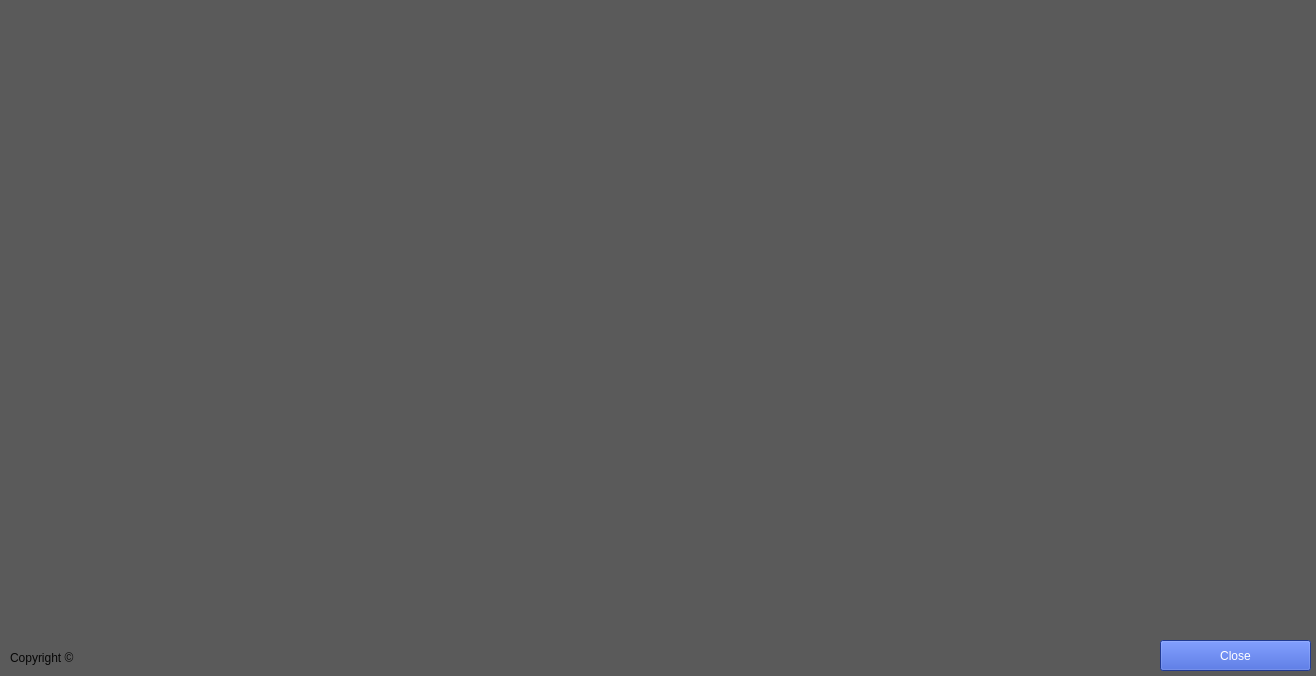
This is src/main/ui/classify_mainwindow.ui in JensUweUlrich/ReadBouncer as Qt 5 draws it before an edit. The edited form follows.
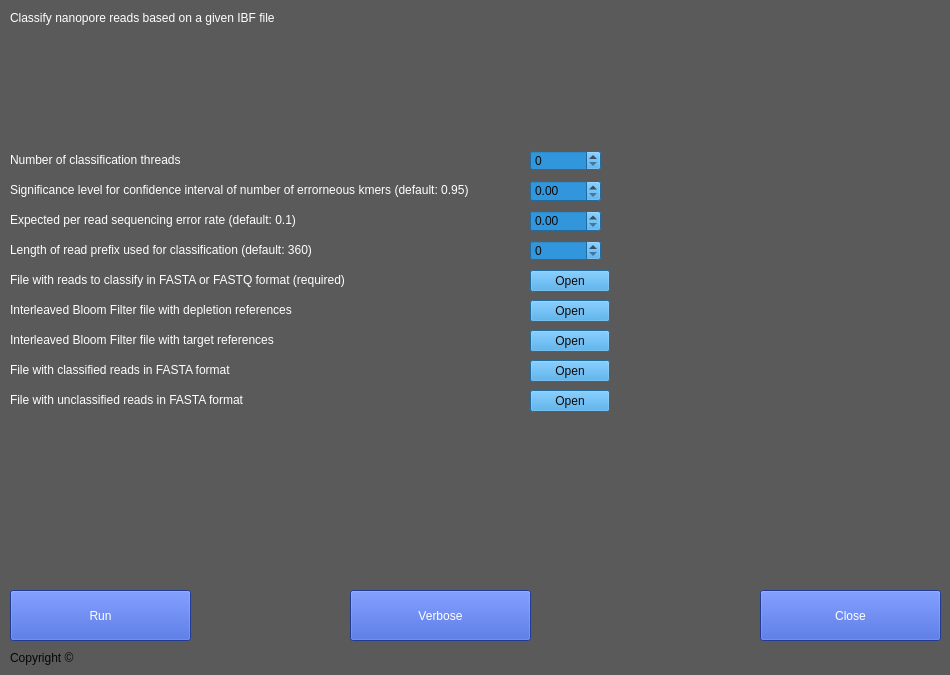
This is the edited form.

Commit message: classify window with arguments

What changed in the file:
```diff
--- a/src/main/ui/classify_mainwindow.ui
+++ b/src/main/ui/classify_mainwindow.ui
@@ -6,8 +6,8 @@
    <rect>
     <x>0</x>
     <y>0</y>
-    <width>1316</width>
-    <height>676</height>
+    <width>950</width>
+    <height>675</height>
    </rect>
   </property>
   <property name="windowTitle">
@@ -70,6 +70,382 @@
     <string>Close</string>
    </property>
   </widget>
+  <widget class="QLabel" name="label">
+   <property name="geometry">
+    <rect>
+     <x>10</x>
+     <y>10</y>
+     <width>371</width>
+     <height>16</height>
+    </rect>
+   </property>
+   <property name="styleSheet">
+    <string notr="true">font: 10pt &quot;MS Shell Dlg 2&quot;;
+color:rgb(255, 255, 255)</string>
+   </property>
+   <property name="text">
+    <string>Classify nanopore reads based on a given IBF file</string>
+   </property>
+  </widget>
+  <widget class="QPushButton" name="pushButton_3">
+   <property name="geometry">
+    <rect>
+     <x>760</x>
+     <y>590</y>
+     <width>181</width>
+     <height>51</height>
+    </rect>
+   </property>
+   <property name="styleSheet">
+    <string notr="true">background-color: rgb(46, 81, 204);
+color: rgb(255, 255, 255);
+font: 75 10pt &quot;MS Shell Dlg 2&quot;;
+border-color: rgb(170, 255, 0);</string>
+   </property>
+   <property name="text">
+    <string>Close</string>
+   </property>
+  </widget>
+  <widget class="QSpinBox" name="spinBox_3">
+   <property name="geometry">
+    <rect>
+     <x>530</x>
+     <y>240</y>
+     <width>71</width>
+     <height>21</height>
+    </rect>
+   </property>
+   <property name="styleSheet">
+    <string notr="true">color: rgb(11, 11, 11);
+background-color: rgb(50, 150, 220);</string>
+   </property>
+   <property name="maximum">
+    <number>100000000</number>
+   </property>
+  </widget>
+  <widget class="QPushButton" name="pushButton_4">
+   <property name="geometry">
+    <rect>
+     <x>10</x>
+     <y>590</y>
+     <width>181</width>
+     <height>51</height>
+    </rect>
+   </property>
+   <property name="styleSheet">
+    <string notr="true">background-color: rgb(46, 81, 204);
+color: rgb(255, 255, 255);
+font: 75 10pt &quot;MS Shell Dlg 2&quot;;
+border-color: rgb(170, 255, 0);</string>
+   </property>
+   <property name="text">
+    <string>Run</string>
+   </property>
+  </widget>
+  <widget class="QLabel" name="label_5">
+   <property name="geometry">
+    <rect>
+     <x>10</x>
+     <y>240</y>
+     <width>461</width>
+     <height>20</height>
+    </rect>
+   </property>
+   <property name="styleSheet">
+    <string notr="true">color: rgb(255, 255, 255);
+font: 75 10pt &quot;MS Shell Dlg 2&quot;;</string>
+   </property>
+   <property name="text">
+    <string>Length of read prefix used for classification (default: 360)</string>
+   </property>
+  </widget>
+  <widget class="QLabel" name="label_8">
+   <property name="geometry">
+    <rect>
+     <x>10</x>
+     <y>300</y>
+     <width>461</width>
+     <height>20</height>
+    </rect>
+   </property>
+   <property name="styleSheet">
+    <string notr="true">color: rgb(255, 255, 255);
+font: 75 10pt &quot;MS Shell Dlg 2&quot;;</string>
+   </property>
+   <property name="text">
+    <string>Interleaved Bloom Filter file with depletion references</string>
+   </property>
+  </widget>
+  <widget class="QPushButton" name="pushButton_5">
+   <property name="geometry">
+    <rect>
+     <x>530</x>
+     <y>300</y>
+     <width>80</width>
+     <height>22</height>
+    </rect>
+   </property>
+   <property name="styleSheet">
+    <string notr="true">color: rgb(11, 11, 11);
+background-color: rgb(50, 150, 220);
+font: 75 10pt &quot;MS Shell Dlg 2&quot;;</string>
+   </property>
+   <property name="text">
+    <string>Open</string>
+   </property>
+  </widget>
+  <widget class="QLabel" name="label_3">
+   <property name="geometry">
+    <rect>
+     <x>10</x>
+     <y>180</y>
+     <width>511</width>
+     <height>20</height>
+    </rect>
+   </property>
+   <property name="styleSheet">
+    <string notr="true">color: rgb(255, 255, 255);
+font: 75 10pt &quot;MS Shell Dlg 2&quot;;</string>
+   </property>
+   <property name="text">
+    <string>Significance level for confidence interval of number of errorneous kmers (default: 0.95)</string>
+   </property>
+  </widget>
+  <widget class="QLabel" name="label_7">
+   <property name="geometry">
+    <rect>
+     <x>10</x>
+     <y>270</y>
+     <width>461</width>
+     <height>20</height>
+    </rect>
+   </property>
+   <property name="styleSheet">
+    <string notr="true">color: rgb(255, 255, 255);
+font: 75 10pt &quot;MS Shell Dlg 2&quot;;</string>
+   </property>
+   <property name="text">
+    <string>File with reads to classify in FASTA or FASTQ format (required)</string>
+   </property>
+  </widget>
+  <widget class="QLabel" name="label_4">
+   <property name="geometry">
+    <rect>
+     <x>10</x>
+     <y>210</y>
+     <width>461</width>
+     <height>20</height>
+    </rect>
+   </property>
+   <property name="styleSheet">
+    <string notr="true">color: rgb(255, 255, 255);
+font: 75 10pt &quot;MS Shell Dlg 2&quot;;</string>
+   </property>
+   <property name="text">
+    <string>Expected per read sequencing error rate (default: 0.1)</string>
+   </property>
+  </widget>
+  <widget class="QPushButton" name="pushButton_6">
+   <property name="geometry">
+    <rect>
+     <x>530</x>
+     <y>270</y>
+     <width>80</width>
+     <height>22</height>
+    </rect>
+   </property>
+   <property name="styleSheet">
+    <string notr="true">color: rgb(11, 11, 11);
+background-color: rgb(50, 150, 220);
+font: 75 10pt &quot;MS Shell Dlg 2&quot;;</string>
+   </property>
+   <property name="text">
+    <string>Open</string>
+   </property>
+  </widget>
+  <widget class="QPushButton" name="pushButton_7">
+   <property name="geometry">
+    <rect>
+     <x>350</x>
+     <y>590</y>
+     <width>181</width>
+     <height>51</height>
+    </rect>
+   </property>
+   <property name="styleSheet">
+    <string notr="true">background-color: rgb(46, 81, 204);
+color: rgb(255, 255, 255);
+font: 75 10pt &quot;MS Shell Dlg 2&quot;;
+border-color: rgb(170, 255, 0);</string>
+   </property>
+   <property name="text">
+    <string>Verbose</string>
+   </property>
+  </widget>
+  <widget class="QLabel" name="label_9">
+   <property name="geometry">
+    <rect>
+     <x>10</x>
+     <y>330</y>
+     <width>461</width>
+     <height>20</height>
+    </rect>
+   </property>
+   <property name="styleSheet">
+    <string notr="true">color: rgb(255, 255, 255);
+font: 75 10pt &quot;MS Shell Dlg 2&quot;;</string>
+   </property>
+   <property name="text">
+    <string>Interleaved Bloom Filter file with target references</string>
+   </property>
+  </widget>
+  <widget class="QPushButton" name="pushButton_8">
+   <property name="geometry">
+    <rect>
+     <x>530</x>
+     <y>330</y>
+     <width>80</width>
+     <height>22</height>
+    </rect>
+   </property>
+   <property name="styleSheet">
+    <string notr="true">color: rgb(11, 11, 11);
+background-color: rgb(50, 150, 220);
+font: 75 10pt &quot;MS Shell Dlg 2&quot;;</string>
+   </property>
+   <property name="text">
+    <string>Open</string>
+   </property>
+  </widget>
+  <widget class="QLabel" name="label_10">
+   <property name="geometry">
+    <rect>
+     <x>10</x>
+     <y>360</y>
+     <width>461</width>
+     <height>20</height>
+    </rect>
+   </property>
+   <property name="styleSheet">
+    <string notr="true">color: rgb(255, 255, 255);
+font: 75 10pt &quot;MS Shell Dlg 2&quot;;</string>
+   </property>
+   <property name="text">
+    <string>File with classified reads in FASTA format</string>
+   </property>
+  </widget>
+  <widget class="QPushButton" name="pushButton_9">
+   <property name="geometry">
+    <rect>
+     <x>530</x>
+     <y>360</y>
+     <width>80</width>
+     <height>22</height>
+    </rect>
+   </property>
+   <property name="styleSheet">
+    <string notr="true">color: rgb(11, 11, 11);
+background-color: rgb(50, 150, 220);
+font: 75 10pt &quot;MS Shell Dlg 2&quot;;</string>
+   </property>
+   <property name="text">
+    <string>Open</string>
+   </property>
+  </widget>
+  <widget class="QPushButton" name="pushButton_10">
+   <property name="geometry">
+    <rect>
+     <x>530</x>
+     <y>390</y>
+     <width>80</width>
+     <height>22</height>
+    </rect>
+   </property>
+   <property name="styleSheet">
+    <string notr="true">color: rgb(11, 11, 11);
+background-color: rgb(50, 150, 220);
+font: 75 10pt &quot;MS Shell Dlg 2&quot;;</string>
+   </property>
+   <property name="text">
+    <string>Open</string>
+   </property>
+  </widget>
+  <widget class="QLabel" name="label_11">
+   <property name="geometry">
+    <rect>
+     <x>10</x>
+     <y>390</y>
+     <width>461</width>
+     <height>20</height>
+    </rect>
+   </property>
+   <property name="styleSheet">
+    <string notr="true">color: rgb(255, 255, 255);
+font: 75 10pt &quot;MS Shell Dlg 2&quot;;</string>
+   </property>
+   <property name="text">
+    <string>File with unclassified reads in FASTA format</string>
+   </property>
+  </widget>
+  <widget class="QLabel" name="label_6">
+   <property name="geometry">
+    <rect>
+     <x>10</x>
+     <y>150</y>
+     <width>511</width>
+     <height>20</height>
+    </rect>
+   </property>
+   <property name="styleSheet">
+    <string notr="true">color: rgb(255, 255, 255);
+font: 75 10pt &quot;MS Shell Dlg 2&quot;;</string>
+   </property>
+   <property name="text">
+    <string>Number of classification threads</string>
+   </property>
+  </widget>
+  <widget class="QSpinBox" name="spinBox_4">
+   <property name="geometry">
+    <rect>
+     <x>530</x>
+     <y>150</y>
+     <width>71</width>
+     <height>21</height>
+    </rect>
+   </property>
+   <property name="styleSheet">
+    <string notr="true">color: rgb(11, 11, 11);
+background-color: rgb(50, 150, 220);</string>
+   </property>
+  </widget>
+  <widget class="QDoubleSpinBox" name="doubleSpinBox">
+   <property name="geometry">
+    <rect>
+     <x>530</x>
+     <y>180</y>
+     <width>71</width>
+     <height>22</height>
+    </rect>
+   </property>
+   <property name="styleSheet">
+    <string notr="true">color: rgb(11, 11, 11);
+background-color: rgb(50, 150, 220);</string>
+   </property>
+  </widget>
+  <widget class="QDoubleSpinBox" name="doubleSpinBox_2">
+   <property name="geometry">
+    <rect>
+     <x>530</x>
+     <y>210</y>
+     <width>71</width>
+     <height>22</height>
+    </rect>
+   </property>
+   <property name="styleSheet">
+    <string notr="true">color: rgb(11, 11, 11);
+background-color: rgb(50, 150, 220);</string>
+   </property>
+  </widget>
  </widget>
  <resources/>
  <connections/>
```
The commit also changes 2 other files.
